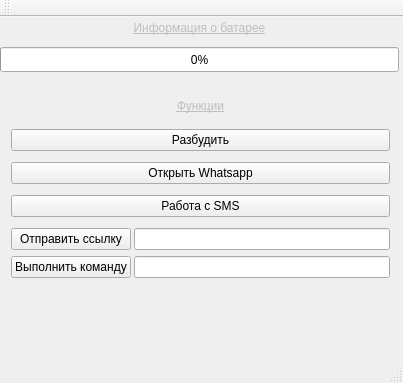
This is mainwindow.ui in andrusha10t500/InfoPhone as Qt 5 draws it before an edit. The edited form follows.
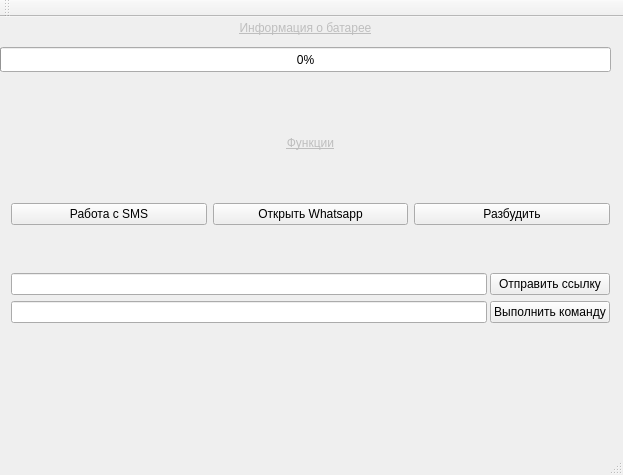
This is the edited form.

What changed in the file:
```diff
--- a/mainwindow.ui
+++ b/mainwindow.ui
@@ -9,8 +9,8 @@
    <rect>
     <x>0</x>
     <y>0</y>
-    <width>403</width>
-    <height>383</height>
+    <width>623</width>
+    <height>475</height>
    </rect>
   </property>
   <property name="windowTitle">
@@ -22,8 +22,8 @@
      <rect>
       <x>0</x>
       <y>60</y>
-      <width>401</width>
-      <height>261</height>
+      <width>621</width>
+      <height>381</height>
      </rect>
     </property>
     <layout class="QVBoxLayout" name="verticalLayout_2">
@@ -52,25 +52,29 @@
       </widget>
      </item>
      <item>
-      <widget class="QPushButton" name="pushButton">
-       <property name="text">
-        <string>Разбудить</string>
-       </property>
-      </widget>
-     </item>
-     <item>
-      <widget class="QPushButton" name="pushButton_2">
-       <property name="text">
-        <string>Открыть Whatsapp</string>
-       </property>
-      </widget>
-     </item>
-     <item>
-      <widget class="QPushButton" name="pushButton_5">
-       <property name="text">
-        <string>Работа с SMS</string>
-       </property>
-      </widget>
+      <layout class="QHBoxLayout" name="horizontalLayout_2">
+       <item>
+        <widget class="QPushButton" name="pushButton_5">
+         <property name="text">
+          <string>Работа с SMS</string>
+         </property>
+        </widget>
+       </item>
+       <item>
+        <widget class="QPushButton" name="pushButton_2">
+         <property name="text">
+          <string>Открыть Whatsapp</string>
+         </property>
+        </widget>
+       </item>
+       <item>
+        <widget class="QPushButton" name="pushButton">
+         <property name="text">
+          <string>Разбудить</string>
+         </property>
+        </widget>
+       </item>
+      </layout>
      </item>
      <item>
       <layout class="QHBoxLayout" name="horizontalLayout">
@@ -80,24 +84,6 @@
        <property name="sizeConstraint">
         <enum>QLayout::SetMinimumSize</enum>
        </property>
-       <item>
-        <layout class="QVBoxLayout" name="verticalLayout_3">
-         <item>
-          <widget class="QPushButton" name="pushButton_3">
-           <property name="text">
-            <string>Отправить ссылку</string>
-           </property>
-          </widget>
-         </item>
-         <item>
-          <widget class="QPushButton" name="pushButton_4">
-           <property name="text">
-            <string>Выполнить команду</string>
-           </property>
-          </widget>
-         </item>
-        </layout>
-       </item>
        <item>
         <layout class="QVBoxLayout" name="verticalLayout">
          <item>
@@ -115,6 +101,24 @@
          </item>
         </layout>
        </item>
+       <item>
+        <layout class="QVBoxLayout" name="verticalLayout_3">
+         <item>
+          <widget class="QPushButton" name="pushButton_3">
+           <property name="text">
+            <string>Отправить ссылку</string>
+           </property>
+          </widget>
+         </item>
+         <item>
+          <widget class="QPushButton" name="pushButton_4">
+           <property name="text">
+            <string>Выполнить команду</string>
+           </property>
+          </widget>
+         </item>
+        </layout>
+       </item>
       </layout>
      </item>
      <item>
@@ -182,7 +186,7 @@
      <rect>
       <x>0</x>
       <y>30</y>
-      <width>399</width>
+      <width>611</width>
       <height>25</height>
      </rect>
     </property>
@@ -198,7 +202,7 @@
      <rect>
       <x>0</x>
       <y>0</y>
-      <width>399</width>
+      <width>611</width>
       <height>21</height>
      </rect>
     </property>
```
